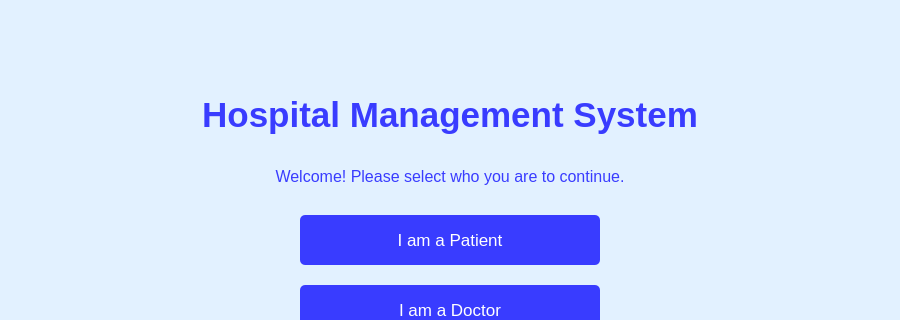
The window that Welcome.ui (sgillie123/Hospital) describes before a commit, drawn with Qt 5; both pictures show x 0 to 900 and y 0 to 320 of the 900 by 620 pixel window.
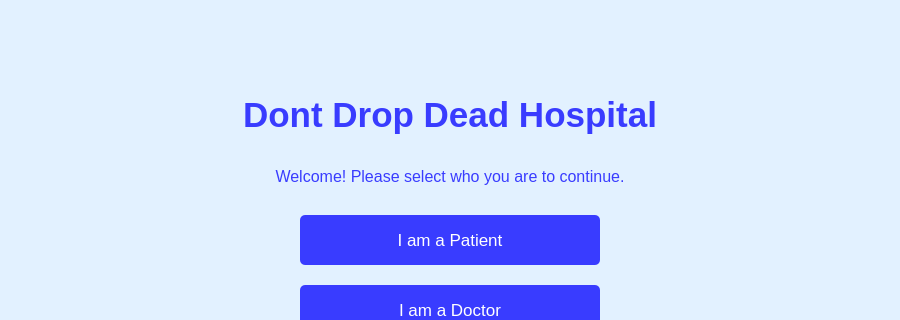
The same window after the commit.

Diff of the .ui file:
```diff
--- a/Welcome.ui
+++ b/Welcome.ui
@@ -13,7 +13,7 @@
   <widget class="QLabel" name="titleLabel">
    <property name="geometry"><rect><x>0</x><y>80</y><width>900</width><height>70</height></rect></property>
    <property name="styleSheet"><string notr="true">color: rgb(57, 60, 255); font-size: 26pt; font-weight: bold;</string></property>
-   <property name="text"><string>Hospital Management System</string></property>
+   <property name="text"><string>Dont Drop Dead Hospital</string></property>
    <property name="alignment"><set>Qt::AlignmentFlag::AlignCenter</set></property>
   </widget>
 
```
